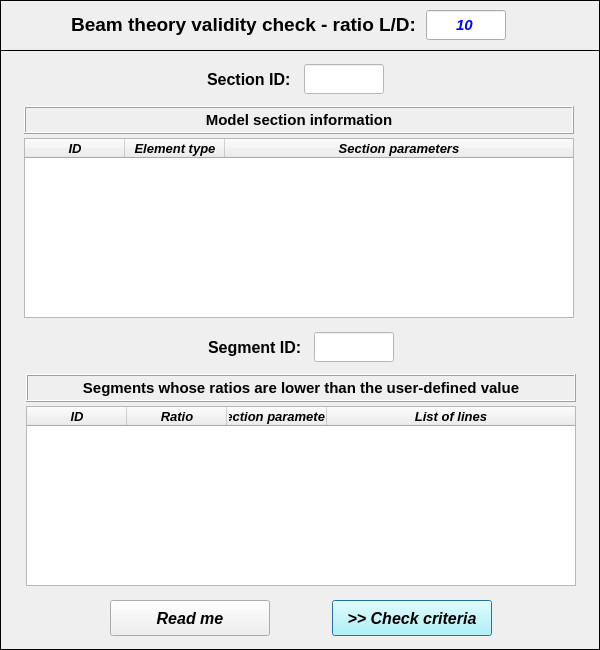
First picture: the form in pulse/interface/ui_files/criterias/check_beam_criteria.ui, repository open-pulse/OpenPulse, before the edit.
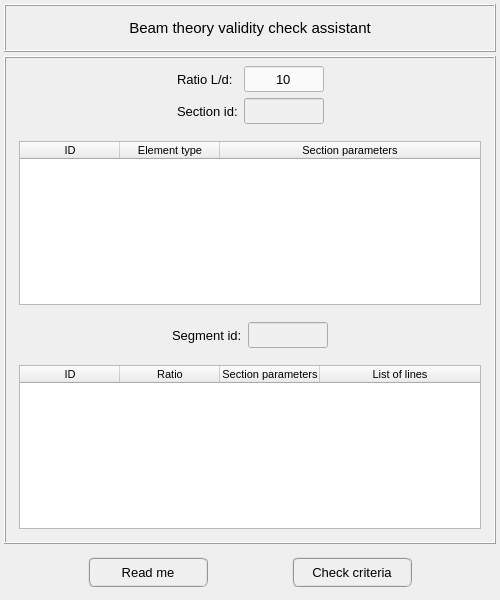
Second picture: the form after the edit. Icons and pictures are not drawn.

Commit message: Minor adjustments on the Beam criteria classes

Diff of the .ui file:
```diff
--- a/pulse/interface/ui_files/criterias/check_beam_criteria.ui
+++ b/pulse/interface/ui_files/criterias/check_beam_criteria.ui
@@ -9,8 +9,8 @@
    <rect>
     <x>0</x>
     <y>0</y>
-    <width>600</width>
-    <height>650</height>
+    <width>500</width>
+    <height>600</height>
    </rect>
   </property>
   <property name="sizePolicy">
@@ -21,14 +21,14 @@
   </property>
   <property name="minimumSize">
    <size>
-    <width>600</width>
-    <height>650</height>
+    <width>500</width>
+    <height>600</height>
    </size>
   </property>
   <property name="maximumSize">
    <size>
-    <width>600</width>
-    <height>650</height>
+    <width>500</width>
+    <height>600</height>
    </size>
   </property>
   <property name="contextMenuPolicy">
@@ -44,45 +44,68 @@
   <property name="whatsThis">
    <string/>
   </property>
+  <layout class="QGridLayout" name="gridLayout">
+   <property name="leftMargin">
+    <number>4</number>
+   </property>
+   <property name="topMargin">
+    <number>4</number>
+   </property>
+   <property name="rightMargin">
+    <number>4</number>
+   </property>
+   <property name="bottomMargin">
+    <number>4</number>
+   </property>
+   <property name="spacing">
+    <number>4</number>
+   </property>
+   <item row="0" column="0">
   <widget class="QFrame" name="top_frame">
-   <property name="geometry">
-    <rect>
-     <x>0</x>
-     <y>0</y>
-     <width>600</width>
-     <height>51</height>
-    </rect>
-   </property>
    <property name="minimumSize">
     <size>
-     <width>600</width>
-     <height>51</height>
+       <width>0</width>
+       <height>48</height>
     </size>
    </property>
    <property name="maximumSize">
     <size>
      <width>600</width>
-     <height>51</height>
-    </size>
-   </property>
+       <height>48</height>
+      </size>
+     </property>
+     <property name="font">
+      <font>
+       <pointsize>11</pointsize>
+      </font>
+     </property>
    <property name="frameShape">
     <enum>QFrame::Box</enum>
    </property>
    <property name="frameShadow">
-    <enum>QFrame::Plain</enum>
+      <enum>QFrame::Raised</enum>
    </property>
    <property name="lineWidth">
     <number>1</number>
    </property>
+     <layout class="QGridLayout" name="gridLayout_3">
+      <property name="leftMargin">
+       <number>0</number>
+      </property>
+      <property name="topMargin">
+       <number>0</number>
+      </property>
+      <property name="rightMargin">
+       <number>0</number>
+      </property>
+      <property name="bottomMargin">
+       <number>0</number>
+      </property>
+      <property name="spacing">
+       <number>0</number>
+      </property>
+      <item row="0" column="0">
    <widget class="QLabel" name="label">
-    <property name="geometry">
-     <rect>
-      <x>36</x>
-      <y>10</y>
-      <width>380</width>
-      <height>30</height>
-     </rect>
-    </property>
     <property name="minimumSize">
      <size>
       <width>380</width>
@@ -91,21 +114,12 @@
     </property>
     <property name="maximumSize">
      <size>
-      <width>380</width>
-      <height>30</height>
-     </size>
-    </property>
-    <property name="font">
-     <font>
-      <family>Arial</family>
-      <pointsize>14</pointsize>
-      <weight>75</weight>
-      <italic>false</italic>
-      <bold>true</bold>
-     </font>
-    </property>
+          <width>1000</width>
+          <height>40</height>
+         </size>
+        </property>
     <property name="text">
-     <string>&lt;html&gt;&lt;head/&gt;&lt;body&gt;&lt;p align=&quot;right&quot;&gt;Beam theory validity check - ratio L/D:&lt;/p&gt;&lt;/body&gt;&lt;/html&gt;</string>
+         <string>Beam theory validity check assistant</string>
     </property>
     <property name="textFormat">
      <enum>Qt::AutoText</enum>
@@ -114,42 +128,206 @@
      <set>Qt::AlignCenter</set>
     </property>
    </widget>
+      </item>
+     </layout>
+    </widget>
+   </item>
+   <item row="1" column="0">
+    <widget class="QFrame" name="bottom_frame">
+     <property name="minimumSize">
+      <size>
+       <width>0</width>
+       <height>0</height>
+      </size>
+     </property>
+     <property name="maximumSize">
+      <size>
+       <width>600</width>
+       <height>600</height>
+      </size>
+     </property>
+     <property name="frameShape">
+      <enum>QFrame::Box</enum>
+     </property>
+     <property name="frameShadow">
+      <enum>QFrame::Raised</enum>
+     </property>
+     <layout class="QGridLayout" name="gridLayout_8">
+      <property name="leftMargin">
+       <number>4</number>
+      </property>
+      <property name="topMargin">
+       <number>4</number>
+      </property>
+      <property name="rightMargin">
+       <number>4</number>
+      </property>
+      <property name="bottomMargin">
+       <number>4</number>
+      </property>
+      <property name="spacing">
+       <number>4</number>
+      </property>
+      <item row="0" column="0">
+       <widget class="QFrame" name="frame_2">
+        <property name="frameShape">
+         <enum>QFrame::NoFrame</enum>
+        </property>
+        <property name="frameShadow">
+         <enum>QFrame::Raised</enum>
+        </property>
+        <layout class="QGridLayout" name="gridLayout_4">
+         <property name="leftMargin">
+          <number>4</number>
+         </property>
+         <property name="topMargin">
+          <number>4</number>
+         </property>
+         <property name="rightMargin">
+          <number>4</number>
+         </property>
+         <property name="bottomMargin">
+          <number>4</number>
+         </property>
+         <property name="spacing">
+          <number>6</number>
+         </property>
+         <item row="1" column="2">
+          <widget class="QLineEdit" name="lineEdit_section_id">
+           <property name="enabled">
+            <bool>false</bool>
+           </property>
+           <property name="minimumSize">
+            <size>
+             <width>80</width>
+             <height>26</height>
+            </size>
+           </property>
+           <property name="maximumSize">
+            <size>
+             <width>80</width>
+             <height>26</height>
+            </size>
+           </property>
+           <property name="font">
+            <font>
+             <pointsize>10</pointsize>
+            </font>
+           </property>
+           <property name="focusPolicy">
+            <enum>Qt::ClickFocus</enum>
+           </property>
+           <property name="styleSheet">
+            <string notr="true">QLineEdit{color: rgb(0, 0, 0); background-color: rgb(250, 250, 250)}
+QLineEdit:disabled{color: rgb(100, 100, 100); background-color: rgb(240, 240, 240)}</string>
+           </property>
+           <property name="text">
+            <string/>
+           </property>
+           <property name="alignment">
+            <set>Qt::AlignCenter</set>
+           </property>
+          </widget>
+         </item>
+         <item row="1" column="1">
+          <widget class="QLabel" name="label_2">
+           <property name="minimumSize">
+            <size>
+             <width>0</width>
+             <height>26</height>
+            </size>
+           </property>
+           <property name="maximumSize">
+            <size>
+             <width>16777215</width>
+             <height>26</height>
+            </size>
+           </property>
+           <property name="font">
+            <font>
+             <pointsize>10</pointsize>
+            </font>
+           </property>
+           <property name="text">
+            <string>Section id:</string>
+           </property>
+          </widget>
+         </item>
+         <item row="1" column="0">
+          <spacer name="horizontalSpacer">
+           <property name="orientation">
+            <enum>Qt::Horizontal</enum>
+           </property>
+           <property name="sizeHint" stdset="0">
+            <size>
+             <width>40</width>
+             <height>20</height>
+            </size>
+           </property>
+          </spacer>
+         </item>
+         <item row="1" column="3">
+          <spacer name="horizontalSpacer_2">
+           <property name="orientation">
+            <enum>Qt::Horizontal</enum>
+           </property>
+           <property name="sizeHint" stdset="0">
+            <size>
+             <width>40</width>
+             <height>20</height>
+            </size>
+           </property>
+          </spacer>
+         </item>
+         <item row="0" column="1">
+          <widget class="QLabel" name="label_4">
+           <property name="minimumSize">
+            <size>
+             <width>0</width>
+             <height>26</height>
+            </size>
+           </property>
+           <property name="maximumSize">
+            <size>
+             <width>16777215</width>
+             <height>26</height>
+            </size>
+           </property>
+           <property name="font">
+            <font>
+             <pointsize>10</pointsize>
+            </font>
+           </property>
+           <property name="text">
+            <string>Ratio L/d:</string>
+           </property>
+          </widget>
+         </item>
+         <item row="0" column="2">
    <widget class="QLineEdit" name="lineEdit_beam_criteria">
-    <property name="geometry">
-     <rect>
-      <x>426</x>
-      <y>10</y>
-      <width>80</width>
-      <height>30</height>
-     </rect>
-    </property>
     <property name="minimumSize">
      <size>
       <width>80</width>
-      <height>30</height>
+             <height>26</height>
      </size>
     </property>
     <property name="maximumSize">
      <size>
       <width>80</width>
-      <height>30</height>
+             <height>26</height>
      </size>
     </property>
     <property name="font">
      <font>
-      <family>Arial</family>
-      <pointsize>11</pointsize>
-      <weight>75</weight>
-      <italic>true</italic>
-      <bold>true</bold>
+             <pointsize>10</pointsize>
      </font>
     </property>
     <property name="focusPolicy">
      <enum>Qt::ClickFocus</enum>
     </property>
     <property name="styleSheet">
-     <string notr="true">color: rgb(0, 0, 0);
-color: rgb(0, 0, 255);</string>
+            <string notr="true">QLineEdit{color: rgb(0, 0, 0); background-color: rgb(250, 250, 250)}
+QLineEdit:disabled{color: rgb(100, 100, 100); background-color: rgb(240, 240, 240)}</string>
     </property>
     <property name="text">
      <string>10</string>
@@ -158,47 +336,25 @@
      <set>Qt::AlignCenter</set>
     </property>
    </widget>
-  </widget>
-  <widget class="QFrame" name="bottom_frame">
-   <property name="geometry">
-    <rect>
-     <x>0</x>
-     <y>50</y>
-     <width>600</width>
-     <height>600</height>
-    </rect>
-   </property>
-   <property name="minimumSize">
-    <size>
-     <width>600</width>
-     <height>600</height>
-    </size>
-   </property>
-   <property name="maximumSize">
-    <size>
-     <width>600</width>
-     <height>600</height>
-    </size>
-   </property>
+         </item>
+        </layout>
+       </widget>
+      </item>
+      <item row="1" column="0">
+       <widget class="QFrame" name="frame_3">
    <property name="frameShape">
-    <enum>QFrame::Box</enum>
+         <enum>QFrame::NoFrame</enum>
    </property>
    <property name="frameShadow">
-    <enum>QFrame::Plain</enum>
-   </property>
+         <enum>QFrame::Raised</enum>
+        </property>
+        <layout class="QGridLayout" name="gridLayout_5">
+         <item row="0" column="0">
    <widget class="QTreeWidget" name="treeWidget_sections_parameters_by_lines">
-    <property name="geometry">
-     <rect>
-      <x>24</x>
-      <y>88</y>
-      <width>550</width>
-      <height>180</height>
-     </rect>
-    </property>
     <property name="minimumSize">
      <size>
-      <width>550</width>
-      <height>180</height>
+             <width>0</width>
+             <height>100</height>
      </size>
     </property>
     <property name="maximumSize">
@@ -209,11 +365,13 @@
     </property>
     <property name="font">
      <font>
-      <family>Arial</family>
-      <pointsize>9</pointsize>
-      <italic>false</italic>
-     </font>
-    </property>
+             <family>MS Shell Dlg 2</family>
+             <pointsize>8</pointsize>
+            </font>
+           </property>
+           <property name="toolTip">
+            <string>&lt;html&gt;&lt;head/&gt;&lt;body&gt;&lt;p&gt;Model section information&lt;/p&gt;&lt;/body&gt;&lt;/html&gt;</string>
+           </property>
     <property name="alternatingRowColors">
      <bool>true</bool>
     </property>
@@ -236,15 +394,6 @@
      <property name="text">
       <string>ID</string>
      </property>
-     <property name="font">
-      <font>
-       <family>Arial</family>
-       <pointsize>10</pointsize>
-       <weight>75</weight>
-       <italic>true</italic>
-       <bold>true</bold>
-      </font>
-     </property>
      <property name="textAlignment">
       <set>AlignCenter</set>
      </property>
@@ -253,15 +402,6 @@
      <property name="text">
       <string>Element type</string>
      </property>
-     <property name="font">
-      <font>
-       <family>Arial</family>
-       <pointsize>10</pointsize>
-       <weight>75</weight>
-       <italic>true</italic>
-       <bold>true</bold>
-      </font>
-     </property>
      <property name="textAlignment">
       <set>AlignCenter</set>
      </property>
@@ -270,69 +410,140 @@
      <property name="text">
       <string>Section parameters</string>
      </property>
-     <property name="font">
-      <font>
-       <family>Arial</family>
-       <pointsize>10</pointsize>
-       <weight>75</weight>
-       <italic>true</italic>
-       <bold>true</bold>
-      </font>
-     </property>
      <property name="textAlignment">
       <set>AlignCenter</set>
      </property>
     </column>
    </widget>
-   <widget class="QPushButton" name="pushButton_check_criteria">
-    <property name="geometry">
-     <rect>
-      <x>332</x>
-      <y>550</y>
-      <width>160</width>
-      <height>36</height>
-     </rect>
-    </property>
+         </item>
+        </layout>
+       </widget>
+      </item>
+      <item row="2" column="0">
+       <widget class="QFrame" name="frame_4">
+        <property name="frameShape">
+         <enum>QFrame::NoFrame</enum>
+        </property>
+        <property name="frameShadow">
+         <enum>QFrame::Raised</enum>
+        </property>
+        <layout class="QGridLayout" name="gridLayout_6">
+         <property name="leftMargin">
+          <number>4</number>
+         </property>
+         <property name="topMargin">
+          <number>4</number>
+         </property>
+         <property name="rightMargin">
+          <number>4</number>
+         </property>
+         <property name="bottomMargin">
+          <number>4</number>
+         </property>
+         <item row="0" column="3">
+          <spacer name="horizontalSpacer_4">
+           <property name="orientation">
+            <enum>Qt::Horizontal</enum>
+           </property>
+           <property name="sizeHint" stdset="0">
+            <size>
+             <width>40</width>
+             <height>20</height>
+            </size>
+           </property>
+          </spacer>
+         </item>
+         <item row="0" column="1">
+          <widget class="QLabel" name="label_3">
     <property name="minimumSize">
      <size>
-      <width>160</width>
-      <height>36</height>
+             <width>0</width>
+             <height>26</height>
      </size>
     </property>
     <property name="maximumSize">
      <size>
-      <width>160</width>
-      <height>36</height>
+             <width>16777215</width>
+             <height>26</height>
      </size>
     </property>
     <property name="font">
      <font>
-      <family>Arial</family>
-      <pointsize>12</pointsize>
-      <weight>75</weight>
-      <italic>true</italic>
-      <bold>true</bold>
-     </font>
+             <pointsize>10</pointsize>
+            </font>
+           </property>
+           <property name="text">
+            <string>Segment id:</string>
+           </property>
+          </widget>
+         </item>
+         <item row="0" column="0">
+          <spacer name="horizontalSpacer_3">
+           <property name="orientation">
+            <enum>Qt::Horizontal</enum>
+           </property>
+           <property name="sizeHint" stdset="0">
+            <size>
+             <width>40</width>
+             <height>20</height>
+            </size>
+           </property>
+          </spacer>
+         </item>
+         <item row="0" column="2">
+          <widget class="QLineEdit" name="lineEdit_segment_id">
+           <property name="enabled">
+            <bool>false</bool>
+           </property>
+           <property name="minimumSize">
+            <size>
+             <width>80</width>
+             <height>26</height>
+            </size>
+           </property>
+           <property name="maximumSize">
+            <size>
+             <width>80</width>
+             <height>26</height>
+            </size>
+           </property>
+           <property name="font">
+            <font>
+             <pointsize>10</pointsize>
+            </font>
+           </property>
+           <property name="focusPolicy">
+            <enum>Qt::ClickFocus</enum>
     </property>
     <property name="styleSheet">
-     <string notr="true">background-color: rgb(170, 254, 255);</string>
+            <string notr="true">QLineEdit{color: rgb(0, 0, 0); background-color: rgb(250, 250, 250)}
+QLineEdit:disabled{color: rgb(100, 100, 100); background-color: rgb(240, 240, 240)}</string>
     </property>
     <property name="text">
-     <string>&gt;&gt; Check criteria</string>
-    </property>
-   </widget>
+            <string/>
+           </property>
+           <property name="alignment">
+            <set>Qt::AlignCenter</set>
+           </property>
+          </widget>
+         </item>
+        </layout>
+       </widget>
+      </item>
+      <item row="3" column="0">
+       <widget class="QFrame" name="frame_5">
+        <property name="frameShape">
+         <enum>QFrame::NoFrame</enum>
+        </property>
+        <property name="frameShadow">
+         <enum>QFrame::Raised</enum>
+        </property>
+        <layout class="QGridLayout" name="gridLayout_7">
+         <item row="0" column="0">
    <widget class="QTreeWidget" name="treeWidget_non_beam_segments">
-    <property name="geometry">
-     <rect>
-      <x>26</x>
-      <y>356</y>
-      <width>550</width>
-      <height>180</height>
-     </rect>
-    </property>
     <property name="minimumSize">
      <size>
-      <width>550</width>
+             <width>0</width>
       <height>100</height>
      </size>
     </property>
@@ -344,11 +555,14 @@
     </property>
     <property name="font">
      <font>
-      <family>Arial</family>
-      <pointsize>9</pointsize>
-      <italic>false</italic>
-     </font>
-    </property>
+             <family>MS Shell Dlg 2</family>
+             <pointsize>8</pointsize>
+             <kerning>false</kerning>
+            </font>
+           </property>
+           <property name="toolTip">
+            <string>&lt;html&gt;&lt;head/&gt;&lt;body&gt;&lt;p&gt;Segments whose the L/d ratios are lower than user-defined value&lt;/p&gt;&lt;/body&gt;&lt;/html&gt;</string>
+           </property>
     <property name="alternatingRowColors">
      <bool>true</bool>
     </property>
@@ -371,15 +585,6 @@
      <property name="text">
       <string>ID</string>
      </property>
-     <property name="font">
-      <font>
-       <family>Arial</family>
-       <pointsize>10</pointsize>
-       <weight>75</weight>
-       <italic>true</italic>
-       <bold>true</bold>
-      </font>
-     </property>
      <property name="textAlignment">
       <set>AlignCenter</set>
      </property>
@@ -388,15 +593,6 @@
      <property name="text">
       <string>Ratio</string>
      </property>
-     <property name="font">
-      <font>
-       <family>Arial</family>
-       <pointsize>10</pointsize>
-       <weight>75</weight>
-       <italic>true</italic>
-       <bold>true</bold>
-      </font>
-     </property>
      <property name="textAlignment">
       <set>AlignCenter</set>
      </property>
@@ -405,15 +601,6 @@
      <property name="text">
       <string>Section parameters</string>
      </property>
-     <property name="font">
-      <font>
-       <family>Arial</family>
-       <pointsize>10</pointsize>
-       <weight>75</weight>
-       <italic>true</italic>
-       <bold>true</bold>
-      </font>
-     </property>
      <property name="textAlignment">
       <set>AlignCenter</set>
      </property>
@@ -422,545 +609,118 @@
      <property name="text">
       <string>List of lines</string>
      </property>
-     <property name="font">
-      <font>
-       <family>Arial</family>
-       <pointsize>10</pointsize>
-       <weight>75</weight>
-       <italic>true</italic>
-       <bold>true</bold>
-      </font>
-     </property>
      <property name="textAlignment">
       <set>AlignCenter</set>
      </property>
     </column>
    </widget>
-   <widget class="QLineEdit" name="lineEdit_section_id">
-    <property name="enabled">
-     <bool>false</bool>
-    </property>
-    <property name="geometry">
-     <rect>
-      <x>304</x>
-      <y>14</y>
-      <width>80</width>
-      <height>30</height>
-     </rect>
-    </property>
-    <property name="minimumSize">
-     <size>
-      <width>80</width>
-      <height>30</height>
-     </size>
-    </property>
-    <property name="maximumSize">
-     <size>
-      <width>80</width>
-      <height>30</height>
-     </size>
-    </property>
-    <property name="font">
-     <font>
-      <family>Arial</family>
-      <pointsize>11</pointsize>
-      <weight>75</weight>
-      <italic>true</italic>
-      <bold>true</bold>
-     </font>
-    </property>
-    <property name="focusPolicy">
-     <enum>Qt::ClickFocus</enum>
-    </property>
-    <property name="styleSheet">
-     <string notr="true">background-color: rgb(255, 255, 255);
-color: rgb(0, 0, 255);</string>
-    </property>
-    <property name="text">
-     <string/>
-    </property>
-    <property name="alignment">
-     <set>Qt::AlignCenter</set>
-    </property>
-   </widget>
-   <widget class="QLineEdit" name="lineEdit_id_labels_2">
-    <property name="enabled">
-     <bool>false</bool>
-    </property>
-    <property name="geometry">
-     <rect>
-      <x>164</x>
-      <y>14</y>
-      <width>131</width>
-      <height>30</height>
-     </rect>
-    </property>
-    <property name="palette">
-     <palette>
-      <active>
-       <colorrole role="WindowText">
-        <brush brushstyle="SolidPattern">
-         <color alpha="255">
-          <red>0</red>
-          <green>0</green>
-          <blue>0</blue>
-         </color>
-        </brush>
-       </colorrole>
-       <colorrole role="Dark">
-        <brush brushstyle="SolidPattern">
-         <color alpha="255">
-          <red>0</red>
-          <green>0</green>
-          <blue>0</blue>
-         </color>
-        </brush>
-       </colorrole>
-       <colorrole role="Text">
-        <brush brushstyle="SolidPattern">
-         <color alpha="255">
-          <red>0</red>
-          <green>0</green>
-          <blue>0</blue>
-         </color>
-        </brush>
-       </colorrole>
-       <colorrole role="ButtonText">
-        <brush brushstyle="SolidPattern">
-         <color alpha="255">
-          <red>0</red>
-          <green>0</green>
-          <blue>0</blue>
-         </color>
-        </brush>
-       </colorrole>
-      </active>
-      <inactive>
-       <colorrole role="WindowText">
-        <brush brushstyle="SolidPattern">
-         <color alpha="255">
-          <red>0</red>
-          <green>0</green>
-          <blue>0</blue>
-         </color>
-        </brush>
-       </colorrole>
-       <colorrole role="Dark">
-        <brush brushstyle="SolidPattern">
-         <color alpha="255">
-          <red>0</red>
-          <green>0</green>
-          <blue>0</blue>
-         </color>
-        </brush>
-       </colorrole>
-       <colorrole role="Text">
-        <brush brushstyle="SolidPattern">
-         <color alpha="255">
-          <red>0</red>
-          <green>0</green>
-          <blue>0</blue>
-         </color>
-        </brush>
-       </colorrole>
-       <colorrole role="ButtonText">
-        <brush brushstyle="SolidPattern">
-         <color alpha="255">
-          <red>0</red>
-          <green>0</green>
-          <blue>0</blue>
-         </color>
-        </brush>
-       </colorrole>
-      </inactive>
-      <disabled>
-       <colorrole role="WindowText">
-        <brush brushstyle="SolidPattern">
-         <color alpha="255">
-          <red>0</red>
-          <green>0</green>
-          <blue>0</blue>
-         </color>
-        </brush>
-       </colorrole>
-       <colorrole role="Dark">
-        <brush brushstyle="SolidPattern">
-         <color alpha="255">
-          <red>0</red>
-          <green>0</green>
-          <blue>0</blue>
-         </color>
-        </brush>
-       </colorrole>
-       <colorrole role="Text">
-        <brush brushstyle="SolidPattern">
-         <color alpha="255">
-          <red>0</red>
-          <green>0</green>
-          <blue>0</blue>
-         </color>
-        </brush>
-       </colorrole>
-       <colorrole role="ButtonText">
-        <brush brushstyle="SolidPattern">
-         <color alpha="255">
-          <red>0</red>
-          <green>0</green>
-          <blue>0</blue>
-         </color>
-        </brush>
-       </colorrole>
-      </disabled>
-     </palette>
-    </property>
-    <property name="font">
-     <font>
-      <family>Arial</family>
-      <pointsize>12</pointsize>
-      <weight>75</weight>
-      <italic>false</italic>
-      <bold>true</bold>
-     </font>
-    </property>
-    <property name="focusPolicy">
-     <enum>Qt::ClickFocus</enum>
-    </property>
-    <property name="autoFillBackground">
-     <bool>false</bool>
-    </property>
-    <property name="text">
-     <string>Section ID:</string>
-    </property>
-    <property name="frame">
-     <bool>false</bool>
-    </property>
-    <property name="alignment">
-     <set>Qt::AlignRight|Qt::AlignTrailing|Qt::AlignVCenter</set>
-    </property>
-   </widget>
-   <widget class="QLabel" name="label_2">
-    <property name="geometry">
-     <rect>
-      <x>26</x>
-      <y>324</y>
-      <width>550</width>
-      <height>28</height>
-     </rect>
-    </property>
-    <property name="minimumSize">
-     <size>
-      <width>550</width>
-      <height>28</height>
-     </size>
-    </property>
-    <property name="maximumSize">
-     <size>
-      <width>550</width>
-      <height>28</height>
-     </size>
-    </property>
-    <property name="font">
-     <font>
-      <family>Arial</family>
-      <pointsize>11</pointsize>
-      <weight>75</weight>
-      <italic>false</italic>
-      <bold>true</bold>
-     </font>
-    </property>
-    <property name="frameShape">
-     <enum>QFrame::Box</enum>
-    </property>
-    <property name="frameShadow">
-     <enum>QFrame::Raised</enum>
-    </property>
-    <property name="text">
-     <string>Segments whose ratios are lower than the user-defined value</string>
-    </property>
-    <property name="alignment">
-     <set>Qt::AlignCenter</set>
-    </property>
-   </widget>
-   <widget class="QLabel" name="label_3">
-    <property name="geometry">
-     <rect>
-      <x>24</x>
-      <y>56</y>
-      <width>550</width>
-      <height>28</height>
-     </rect>
-    </property>
+         </item>
+        </layout>
+       </widget>
+      </item>
+     </layout>
+    </widget>
+   </item>
+   <item row="2" column="0">
+    <widget class="QFrame" name="frame">
     <property name="minimumSize">
      <size>
       <width>0</width>
-      <height>28</height>
+       <height>48</height>
      </size>
     </property>
     <property name="maximumSize">
      <size>
       <width>16777215</width>
-      <height>28</height>
-     </size>
-    </property>
-    <property name="font">
-     <font>
-      <family>Arial</family>
-      <pointsize>11</pointsize>
-      <weight>75</weight>
-      <italic>false</italic>
-      <bold>true</bold>
-     </font>
-    </property>
+       <height>48</height>
+      </size>
+     </property>
     <property name="frameShape">
-     <enum>QFrame::Box</enum>
+      <enum>QFrame::NoFrame</enum>
     </property>
     <property name="frameShadow">
      <enum>QFrame::Raised</enum>
     </property>
-    <property name="text">
-     <string>Model section information</string>
-    </property>
-    <property name="alignment">
-     <set>Qt::AlignCenter</set>
-    </property>
-   </widget>
-   <widget class="QLineEdit" name="lineEdit_id_labels_3">
-    <property name="enabled">
-     <bool>false</bool>
-    </property>
-    <property name="geometry">
-     <rect>
-      <x>174</x>
-      <y>282</y>
-      <width>131</width>
-      <height>30</height>
-     </rect>
-    </property>
-    <property name="palette">
-     <palette>
-      <active>
-       <colorrole role="WindowText">
-        <brush brushstyle="SolidPattern">
-         <color alpha="255">
-          <red>0</red>
-          <green>0</green>
-          <blue>0</blue>
-         </color>
-        </brush>
-       </colorrole>
-       <colorrole role="Dark">
-        <brush brushstyle="SolidPattern">
-         <color alpha="255">
-          <red>0</red>
-          <green>0</green>
-          <blue>0</blue>
-         </color>
-        </brush>
-       </colorrole>
-       <colorrole role="Text">
-        <brush brushstyle="SolidPattern">
-         <color alpha="255">
-          <red>0</red>
-          <green>0</green>
-          <blue>0</blue>
-         </color>
-        </brush>
-       </colorrole>
-       <colorrole role="ButtonText">
-        <brush brushstyle="SolidPattern">
-         <color alpha="255">
-          <red>0</red>
-          <green>0</green>
-          <blue>0</blue>
-         </color>
-        </brush>
-       </colorrole>
-      </active>
-      <inactive>
-       <colorrole role="WindowText">
-        <brush brushstyle="SolidPattern">
-         <color alpha="255">
-          <red>0</red>
-          <green>0</green>
-          <blue>0</blue>
-         </color>
-        </brush>
-       </colorrole>
-       <colorrole role="Dark">
-        <brush brushstyle="SolidPattern">
-         <color alpha="255">
-          <red>0</red>
-          <green>0</green>
-          <blue>0</blue>
-         </color>
-        </brush>
-       </colorrole>
-       <colorrole role="Text">
-        <brush brushstyle="SolidPattern">
-         <color alpha="255">
-          <red>0</red>
-          <green>0</green>
-          <blue>0</blue>
-         </color>
-        </brush>
-       </colorrole>
-       <colorrole role="ButtonText">
-        <brush brushstyle="SolidPattern">
-         <color alpha="255">
-          <red>0</red>
-          <green>0</green>
-          <blue>0</blue>
-         </color>
-        </brush>
-       </colorrole>
-      </inactive>
-      <disabled>
-       <colorrole role="WindowText">
-        <brush brushstyle="SolidPattern">
-         <color alpha="255">
-          <red>0</red>
-          <green>0</green>
-          <blue>0</blue>
-         </color>
-        </brush>
-       </colorrole>
-       <colorrole role="Dark">
-        <brush brushstyle="SolidPattern">
-         <color alpha="255">
-          <red>0</red>
-          <green>0</green>
-          <blue>0</blue>
-         </color>
-        </brush>
-       </colorrole>
-       <colorrole role="Text">
-        <brush brushstyle="SolidPattern">
-         <color alpha="255">
-          <red>0</red>
-          <green>0</green>
-          <blue>0</blue>
-         </color>
-        </brush>
-       </colorrole>
-       <colorrole role="ButtonText">
-        <brush brushstyle="SolidPattern">
-         <color alpha="255">
-          <red>0</red>
-          <green>0</green>
-          <blue>0</blue>
-         </color>
-        </brush>
-       </colorrole>
-      </disabled>
-     </palette>
-    </property>
-    <property name="font">
-     <font>
-      <family>Arial</family>
-      <pointsize>12</pointsize>
-      <weight>75</weight>
-      <italic>false</italic>
-      <bold>true</bold>
-     </font>
-    </property>
-    <property name="focusPolicy">
-     <enum>Qt::ClickFocus</enum>
-    </property>
-    <property name="autoFillBackground">
-     <bool>false</bool>
-    </property>
-    <property name="text">
-     <string>Segment ID:</string>
-    </property>
-    <property name="frame">
-     <bool>false</bool>
-    </property>
-    <property name="alignment">
-     <set>Qt::AlignRight|Qt::AlignTrailing|Qt::AlignVCenter</set>
-    </property>
-   </widget>
-   <widget class="QLineEdit" name="lineEdit_segment_id">
-    <property name="enabled">
-     <bool>false</bool>
-    </property>
-    <property name="geometry">
-     <rect>
-      <x>314</x>
-      <y>282</y>
-      <width>80</width>
-      <height>30</height>
-     </rect>
-    </property>
-    <property name="minimumSize">
-     <size>
-      <width>80</width>
-      <height>30</height>
-     </size>
-    </property>
-    <property name="maximumSize">
-     <size>
-      <width>80</width>
-      <height>30</height>
-     </size>
-    </property>
-    <property name="font">
-     <font>
-      <family>Arial</family>
-      <pointsize>11</pointsize>
-      <weight>75</weight>
-      <italic>true</italic>
-      <bold>true</bold>
-     </font>
-    </property>
-    <property name="focusPolicy">
-     <enum>Qt::ClickFocus</enum>
-    </property>
-    <property name="styleSheet">
-     <string notr="true">background-color: rgb(255, 255, 255);
-color: rgb(0, 0, 255);</string>
-    </property>
-    <property name="text">
-     <string/>
-    </property>
-    <property name="alignment">
-     <set>Qt::AlignCenter</set>
-    </property>
-   </widget>
+     <layout class="QGridLayout" name="gridLayout_2">
+      <property name="leftMargin">
+       <number>0</number>
+      </property>
+      <property name="topMargin">
+       <number>0</number>
+      </property>
+      <property name="rightMargin">
+       <number>0</number>
+      </property>
+      <property name="bottomMargin">
+       <number>0</number>
+      </property>
+      <property name="spacing">
+       <number>0</number>
+      </property>
+      <item row="0" column="0">
    <widget class="QPushButton" name="pushButton_more_info">
-    <property name="geometry">
-     <rect>
-      <x>110</x>
-      <y>550</y>
-      <width>160</width>
-      <height>36</height>
-     </rect>
-    </property>
     <property name="minimumSize">
      <size>
-      <width>160</width>
-      <height>36</height>
+          <width>120</width>
+          <height>30</height>
      </size>
     </property>
     <property name="maximumSize">
      <size>
-      <width>160</width>
-      <height>36</height>
+          <width>120</width>
+          <height>30</height>
      </size>
     </property>
     <property name="font">
      <font>
-      <family>Arial</family>
-      <pointsize>12</pointsize>
-      <weight>75</weight>
-      <italic>true</italic>
-      <bold>true</bold>
-     </font>
-    </property>
+          <pointsize>10</pointsize>
+         </font>
+        </property>
+        <property name="styleSheet">
+         <string notr="true">QPushButton{border-radius: 6px; border-color: rgb(150, 150, 150); border-style: ridge; border-width: 2px; color: rgb(0, 0, 0); background-color: rgb(240, 240, 240)}
+QPushButton:hover{border-radius: 6px; border-color: rgb(0, 170, 255); border-style: ridge; border-width: 2px; color: rgb(0, 0, 0); background-color: rgba(174, 213, 255, 100)}
+QPushButton:pressed{border-radius: 6px; border-color: rgb(0, 170, 255); border-style: ridge; border-width: 2px; color: rgb(0, 0, 0); background-color: rgb(174, 213, 255)}
+QPushButton:disabled{border-radius: 6px; border-color: rgb(150, 150, 150); border-style: ridge; border-width: 0px; color: rgb(150,150, 150); background-color: rgb(220, 220, 220)}</string>
+        </property>
     <property name="text">
      <string>Read me</string>
     </property>
    </widget>
-  </widget>
+      </item>
+      <item row="0" column="1">
+       <widget class="QPushButton" name="pushButton_check_criteria">
+        <property name="minimumSize">
+         <size>
+          <width>120</width>
+          <height>30</height>
+         </size>
+        </property>
+        <property name="maximumSize">
+         <size>
+          <width>120</width>
+          <height>30</height>
+         </size>
+        </property>
+        <property name="font">
+         <font>
+          <pointsize>10</pointsize>
+         </font>
+        </property>
+        <property name="styleSheet">
+         <string notr="true">QPushButton{border-radius: 6px; border-color: rgb(150, 150, 150); border-style: ridge; border-width: 2px; color: rgb(0, 0, 0); background-color: rgb(240, 240, 240)}
+QPushButton:hover{border-radius: 6px; border-color: rgb(0, 170, 255); border-style: ridge; border-width: 2px; color: rgb(0, 0, 0); background-color: rgba(174, 213, 255, 100)}
+QPushButton:pressed{border-radius: 6px; border-color: rgb(0, 170, 255); border-style: ridge; border-width: 2px; color: rgb(0, 0, 0); background-color: rgb(174, 213, 255)}
+QPushButton:disabled{border-radius: 6px; border-color: rgb(150, 150, 150); border-style: ridge; border-width: 0px; color: rgb(150,150, 150); background-color: rgb(220, 220, 220)}</string>
+        </property>
+        <property name="text">
+         <string>Check criteria</string>
+        </property>
+       </widget>
+      </item>
+     </layout>
+    </widget>
+   </item>
+  </layout>
  </widget>
  <tabstops>
   <tabstop>pushButton_check_criteria</tabstop>
```
Left out of the diff: 4 changed lines with no effect on the pictures. Lines whose indentation alone changed are shown as unchanged. The commit also changes 3 other files.
